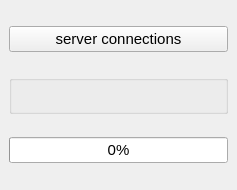
Old version of the form QgsWpsDockWidget.ui in the repository sourcepole/qgis-wps-client.
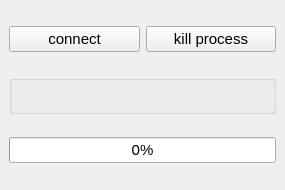
New version of the form.

What changed in the file:
```diff
--- a/QgsWpsDockWidget.ui
+++ b/QgsWpsDockWidget.ui
@@ -6,7 +6,7 @@
    <rect>
     <x>0</x>
     <y>0</y>
-    <width>237</width>
+    <width>285</width>
     <height>190</height>
    </rect>
   </property>
@@ -18,7 +18,7 @@
   </property>
   <property name="minimumSize">
    <size>
-    <width>190</width>
+    <width>285</width>
     <height>190</height>
    </size>
   </property>
@@ -56,11 +56,22 @@
   <widget class="QWidget" name="dockWidgetContents">
    <layout class="QGridLayout" name="gridLayout">
     <item row="0" column="0">
+     <layout class="QHBoxLayout" name="horizontalLayout">
+      <item>
      <widget class="QPushButton" name="btnConnect">
       <property name="text">
-       <string>server connections</string>
-      </property>
-     </widget>
+         <string>connect</string>
+        </property>
+       </widget>
+      </item>
+      <item>
+       <widget class="QPushButton" name="btnKill">
+        <property name="text">
+         <string>kill process</string>
+        </property>
+       </widget>
+      </item>
+     </layout>
     </item>
     <item row="1" column="0">
      <widget class="QGroupBox" name="groupBox">
```
Lines whose indentation alone changed are shown as unchanged.
